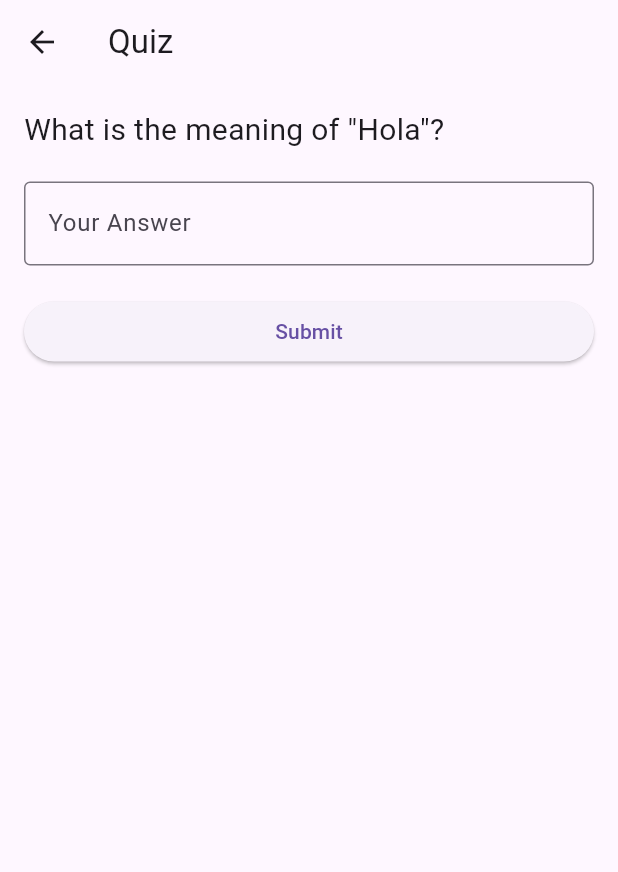
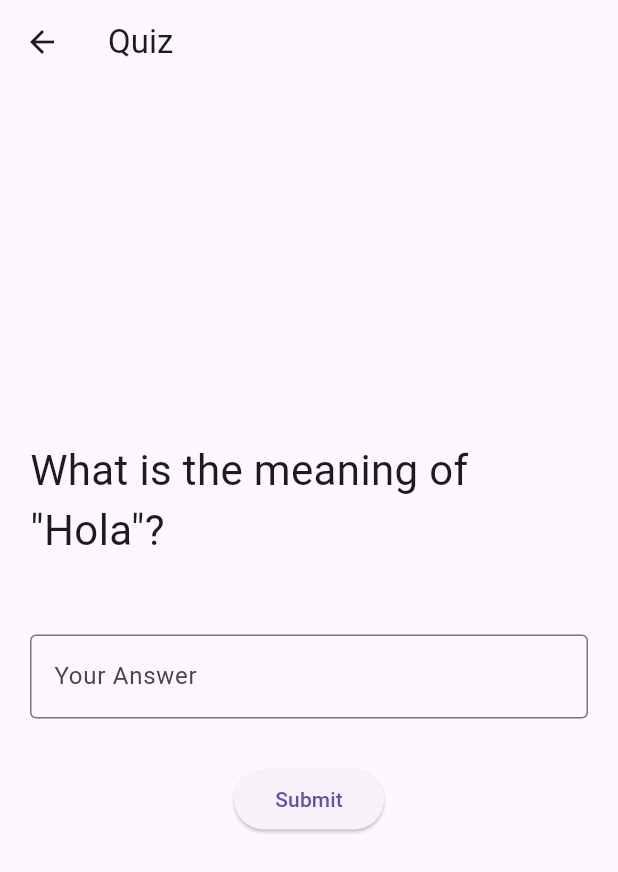
Before and after one commit to ShoroukShawky/language-flashcards-app, a Flutter app: the screen it shows after launch, after a tap on "Start Quiz", on a phone screen of 412 x 824 dp. Shown: the top 872 px of the screen. Run offline on Flutter 3.47's test engine with Material 3 defaults, Android fonts, the phone set to English and light mode, and no system bars.

Commit message:
ui updated

```diff
--- a/lib/screens/home_screen.dart
+++ b/lib/screens/home_screen.dart
@@ -31,9 +31,13 @@ class _HomeScreenState extends State<HomeScreen> {
       appBar: AppBar(title: Text('Language Flashcards App')),
       body: Padding(
         padding: const EdgeInsets.all(16),
+        child: Center(
           child: Column(
+            crossAxisAlignment: CrossAxisAlignment.center,
+            mainAxisAlignment: MainAxisAlignment.center,
             children: [
               ElevatedButton(
+
                 onPressed: () {
                   // ➡️ تمرير ال List للـ QuizScreen
                   Navigator.push(
@@ -43,9 +47,11 @@ class _HomeScreenState extends State<HomeScreen> {
                     ),
                   );
                 },
+                style: ElevatedButton.styleFrom(minimumSize: Size(160, 40)),
                 child: Text('Start Quiz'),
+
               ),
-            SizedBox(height: 20),
+              SizedBox(height: 40),
               ElevatedButton(
                 onPressed: () {
                   // ➡️ تمرير ال List للـ FlashcardsScreen
@@ -56,9 +62,10 @@ class _HomeScreenState extends State<HomeScreen> {
                     ),
                   );
                 },
+                style: ElevatedButton.styleFrom(minimumSize: Size(160, 40)),
                 child: Text('View Flashcards'),
               ),
-            SizedBox(height: 20),
+              SizedBox(height: 40),
               ElevatedButton(
                 onPressed: () {
                   // ➡️ تمرير ال List للـ AddWordScreen
@@ -69,11 +76,13 @@ class _HomeScreenState extends State<HomeScreen> {
                     ),
                   );
                 },
+                style: ElevatedButton.styleFrom(minimumSize: Size(160, 40)),
                 child: Text('Add New Word'),
               ),
             ],
           ),
         ),
+      ),
     );
   }
 }
--- a/lib/screens/quiz_screen.dart
+++ b/lib/screens/quiz_screen.dart
@@ -1,3 +1,5 @@
+import 'dart:ui';
+
 import 'package:flutter/material.dart';
 import '../models/word.dart';
 
@@ -35,17 +37,19 @@ class _QuizScreenState extends State<QuizScreen> {
         title: Text('Quiz'),
       ),
       body: Padding(
-        padding: const EdgeInsets.all(16),
+        padding: const EdgeInsets.all(20),
+        child: Center(
           child: Column(
-          crossAxisAlignment: CrossAxisAlignment.stretch,
+
+            mainAxisAlignment: MainAxisAlignment.center,
             children: [
               // السؤال
               Text(
                 'What is the meaning of "${widget.words[index].text}"?',
-              style: TextStyle(fontSize: 20),
+                style: TextStyle(fontSize: 28),
               ),
 
-            SizedBox(height: 20),
+              SizedBox(height: 50),
 
               // الإجابة
               TextField(
@@ -57,18 +61,19 @@ class _QuizScreenState extends State<QuizScreen> {
                 ),
               ),
 
-            SizedBox(height: 20),
+              SizedBox(height: 30),
 
               // زر Submit
               ElevatedButton(
+
                 onPressed: answered
                     ? null
                     : () {
                         setState(() {
                           answered = true;
 
-                        if (answerController.text.trim() ==
-                            widget.words[index].meaning) {
+                          if (answerController.text.trim().toLowerCase() ==
+                              widget.words[index].meaning.toLowerCase()) {
                             score++;
                             isCorrect = true;
                           } else {
@@ -77,6 +82,7 @@ class _QuizScreenState extends State<QuizScreen> {
                           }
                         });
                       },
+                style:ElevatedButton.styleFrom(fixedSize: Size(100, 40),),
                 child: Text('Submit'),
               ),
 
@@ -106,8 +112,7 @@ class _QuizScreenState extends State<QuizScreen> {
                   ),
                 ),
               ],
-
-            Spacer(),
+          SizedBox(height: 10),
 
               // زر Next
               if (answered)
@@ -124,9 +129,17 @@ class _QuizScreenState extends State<QuizScreen> {
                       });
                     }
                   },
-                child: Text('Next'),
+                  style:ElevatedButton.styleFrom(fixedSize: Size(100, 40),),
+                  child: Row(
+                    mainAxisAlignment: MainAxisAlignment.center,
+                    children: [
+                    Text('next'),
+                    SizedBox(width: 5),
+                    Icon(Icons.navigate_next)
+                  ],)
                 ),
             ],
+          ),
         ),
       ),
     );
```
Also changed, not shown: lib/screens/add_word.dart (+6 -4 lines), lib/screens/flashcard_screen.dart (+23 -4 lines). Lines whose indentation alone changed are shown as unchanged.
